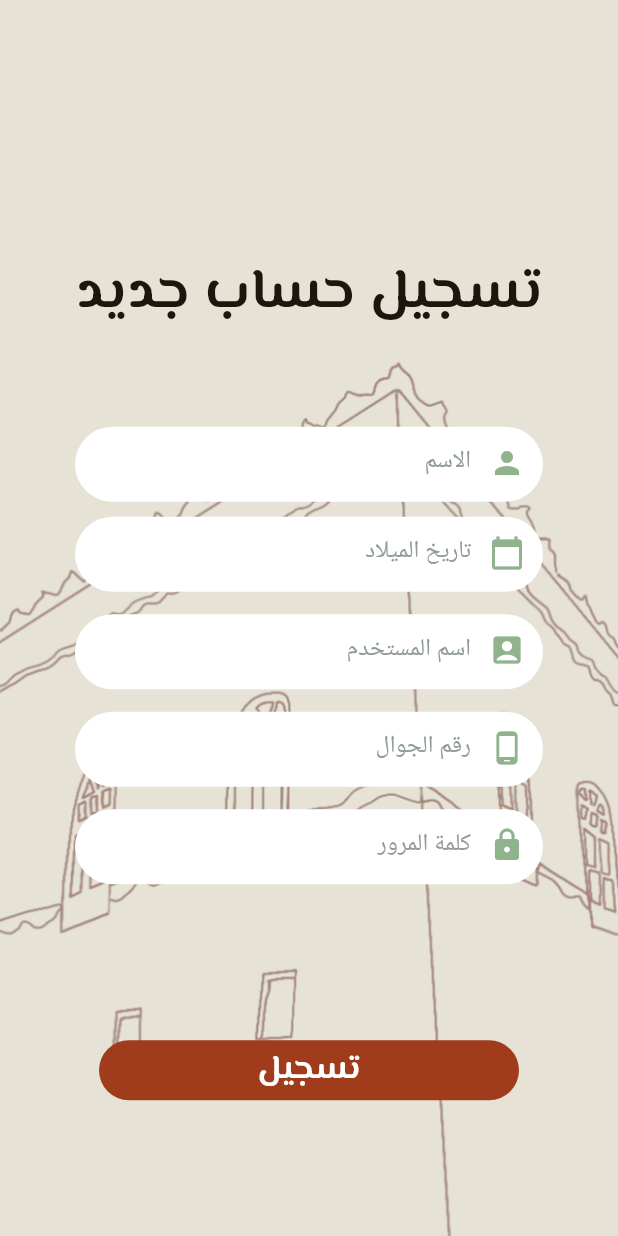
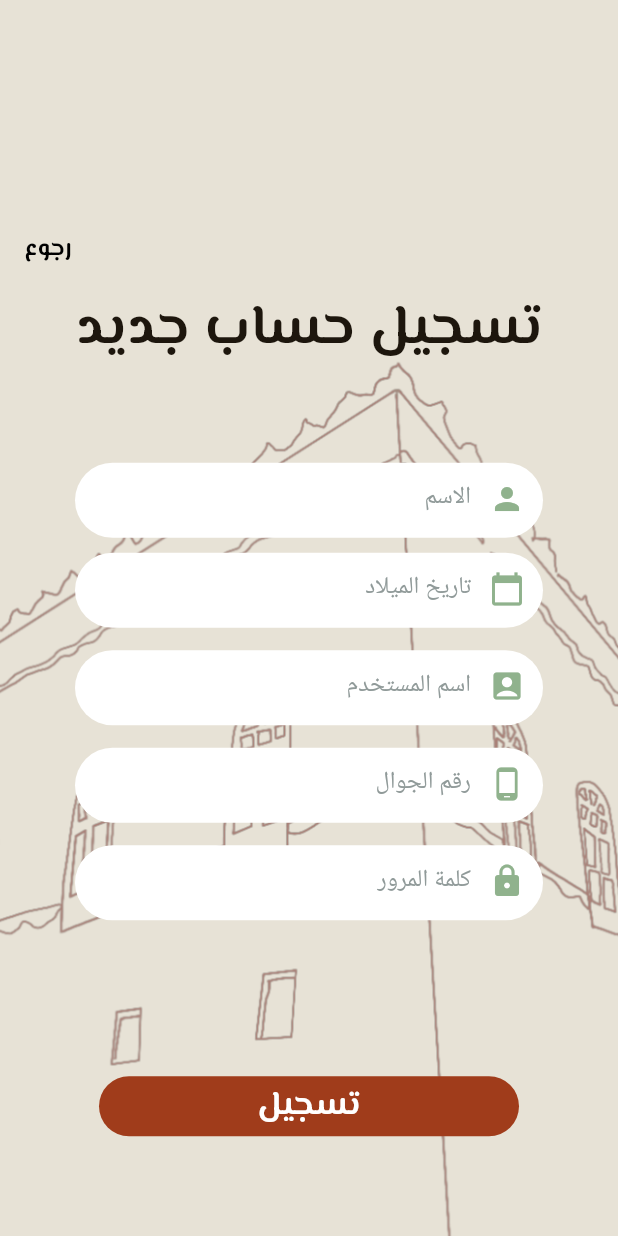
Before and after one commit to TALEED5/toto, a Flutter app: the screen it shows after launch, after a tap on "تسجيل جديد", on a phone screen of 412 x 824 dp. Run offline on Flutter 3.47's test engine with Material 2 defaults, Android fonts, the phone set to English and light mode, and no system bars.

Commit message:
add story class and back buttons

```diff
--- a/lib/CreateAccount.dart
+++ b/lib/CreateAccount.dart
@@ -44,6 +44,23 @@ class _CreateAccountState extends State<CreateAccount> {
               child: Column(
                 //mainAxisAlignment: MainAxisAlignment.center,
                 children: [
+                  Container(
+                    alignment: Alignment.centerLeft,
+                    child: TextButton(
+                      onPressed: () {
+                        Navigator.pop(context);
+                      },
+                      //style: ButtonStyle(alignment: Alignment.centerLeft),
+                      child: Text(
+                        "رجوع",
+                        style: TextStyle(
+                            fontWeight: FontWeight.bold,
+                            fontFamily: "ElMessiri",
+                            fontSize: 16.0,
+                            color: Color.fromARGB(255, 0, 0, 0)),
+                      ),
+                    ),
+                  ),
                   Text(
                     "تسجيل حساب جديد",
                     style: TextStyle(
--- a/lib/main.dart
+++ b/lib/main.dart
@@ -2,10 +2,10 @@
 
 import './forgetpassword.dart';
 import 'package:flutter/material.dart';
-// ignore: import_of_legacy_library_into_null_safe
-//import 'package:google_fonts_arabic/fonts.dart';
+
 //import 'package:intl/intl.dart';
 import './CreateAccount.dart';
+
 //just a comment to test github
 //import './forgetpassword.dart';
 void main() {
@@ -19,17 +19,10 @@ class MyApp extends StatefulWidget {
 
 class _MyAppState extends State<MyApp> {
   bool obscure_text = true;
-  TextEditingController dateinput = TextEditingController();
   Icon iconfirst = Icon(
     Icons.visibility_off,
     color: Color.fromARGB(255, 255, 255, 255),
   );
-
-  @override
-  void initState() {
-    dateinput.text = ""; //set the initial value of text field
-    super.initState();
-  }
 
   @override
   Widget build(BuildContext context) {
@@ -157,15 +150,7 @@ class _MyAppState extends State<MyApp> {
                           ));
                     },
                     style: ButtonStyle(
-                      //fixedSize: Size(115, 8),
                       alignment: Alignment.topLeft,
-                      // backgroundColor: Colors.transparent,
-                      // elevation: 0.0,
-                      /* shape: RoundedRectangleBorder(
-                          borderRadius: BorderRadius.all(
-                            Radius.circular(30),
-                          ),
-                        )*/
                     ),
                     child: Text(
                       " نسيت كلمة المرور",
@@ -204,9 +189,10 @@ class _MyAppState extends State<MyApp> {
                 ),
                 //----------------------dont have account---------------
                 Container(
-                    // alignment: Alignment.centerRight,
                     child: Center(
-                        child: Row(children: [
+                        child: Row(
+                            mainAxisAlignment: MainAxisAlignment.center,
+                            children: [
                       TextButton(
                         onPressed: () {
                           Navigator.push(
@@ -216,15 +202,7 @@ class _MyAppState extends State<MyApp> {
                               ));
                         },
                         style: ButtonStyle(
-                      //fixedSize: Size(20, 15),
                           alignment: Alignment.center,
-                      // backgroundColor: Colors.transparent,
-                      // elevation: 0.0,
-                      /* shape: RoundedRectangleBorder(
-                          borderRadius: BorderRadius.all(
-                            Radius.circular(30),
-                          ),
-                        )*/
                         ),
                         child: Text(
                           "تسجيل جديد",
@@ -242,7 +220,6 @@ class _MyAppState extends State<MyApp> {
                             fontFamily: "ElMessiri",
                             fontSize: 16.0,
                             color: Color.fromARGB(255, 0, 0, 0)),
-                    //textAlign: TextAlign.right,
                       ),
                     ]))),
               ],
```
Also changed, not shown: lib/forgetpassword.dart (+20 -1 lines), lib/home.dart (added, +25 -0 lines), lib/story.dart (added, +15 -0 lines). Lines whose indentation alone changed are shown as unchanged.
